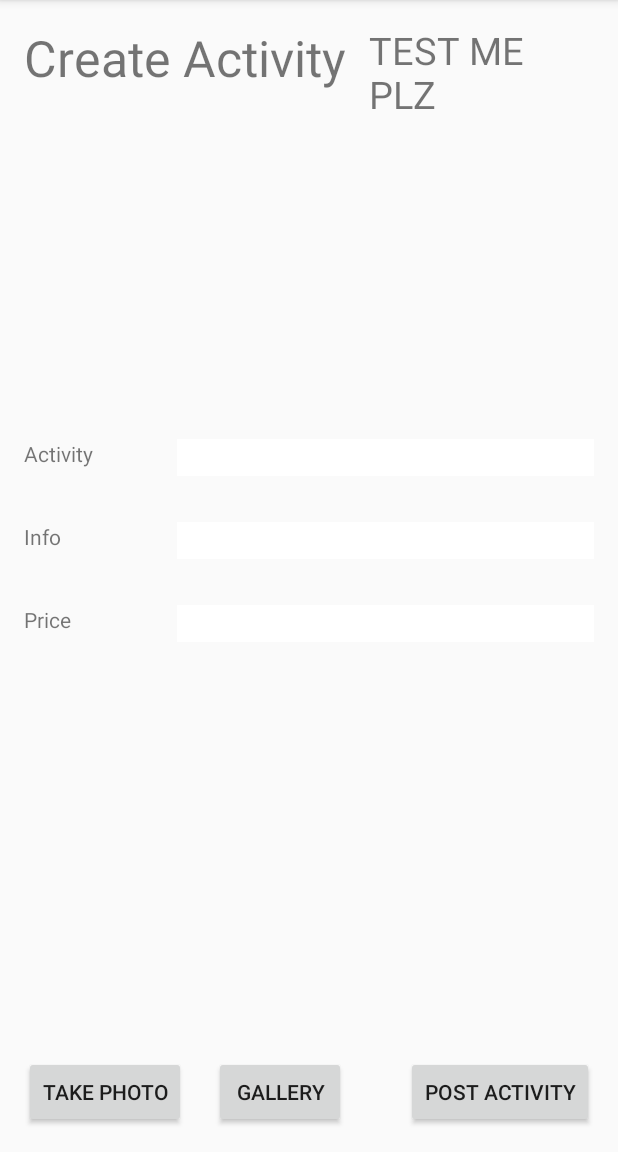
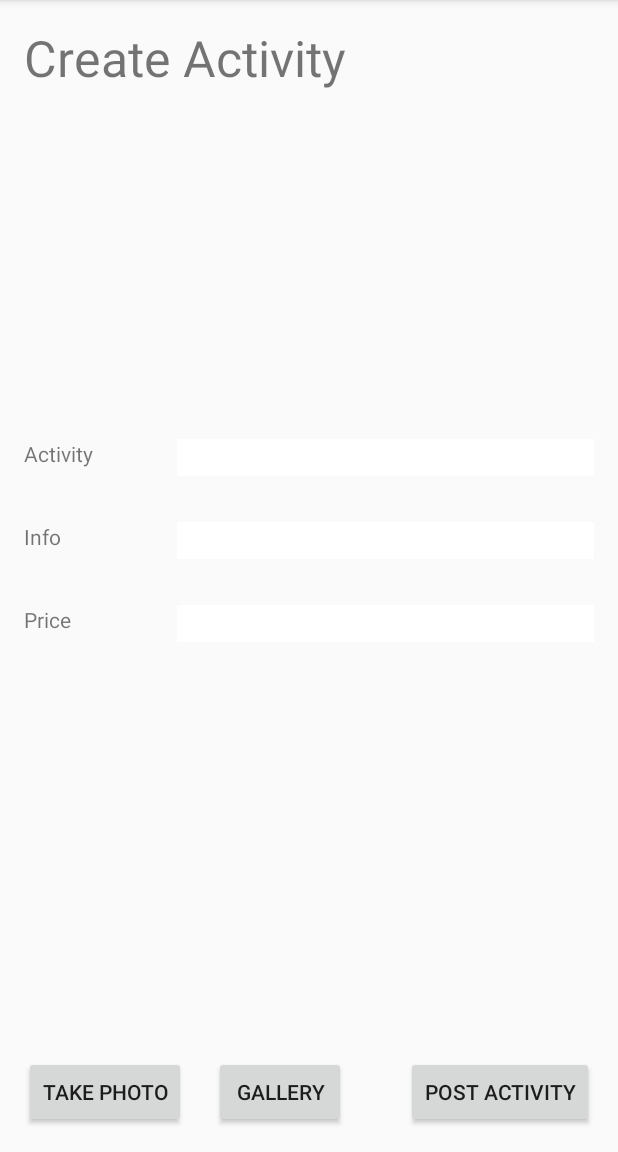
Before and after one commit to JohnnySimmonds/CPSC481Project, an Android app: the CreateActivity screen opened directly, with no data from a screen before it, on a phone screen of 412 x 824 dp, the part 84-1236 px from its top. Run offline under Robolectric (Android 15) with nearby library versions, the phone set to English and light mode, and no system bars.

Commit message:
small changes for mini demo

```diff
--- a/app/src/main/java/com/example/adsulliv/cpsc481project/CreateActivity.java
+++ b/app/src/main/java/com/example/adsulliv/cpsc481project/CreateActivity.java
@@ -169,7 +169,7 @@ public class CreateActivity extends AppCompatActivity implements View.OnClickLis
 
 
                 }
-                test.setText(infoString);
+                //test.setText(infoString);//too see if text is working for each string
             }
             instream.close();
         }catch(Exception e)
@@ -257,7 +257,7 @@ public class CreateActivity extends AppCompatActivity implements View.OnClickLis
             Bitmap bitmap = BitmapFactory.decodeStream(new FileInputStream(file));
             ImageView imageView = (ImageView)findViewById(R.id.dummy);
             imageView.setImageBitmap(bitmap);
-            imageView.setVisibility(View.VISIBLE);
+            imageView.setVisibility(View.INVISIBLE); //change to visible to see file image for testing or for displaying in a different context
         } catch (FileNotFoundException e) {
             e.printStackTrace();
         }
--- a/app/src/main/res/layout/activity_create.xml
+++ b/app/src/main/res/layout/activity_create.xml
@@ -139,7 +139,7 @@
         android:layout_height="wrap_content"
         android:id="@+id/test"
         android:textSize="25dp"
-        android:text="TEST ME PLZ"
+        android:text=""
         android:layout_alignParentTop="true"
         android:layout_alignParentRight="true"
         android:layout_alignParentEnd="true" />
```
